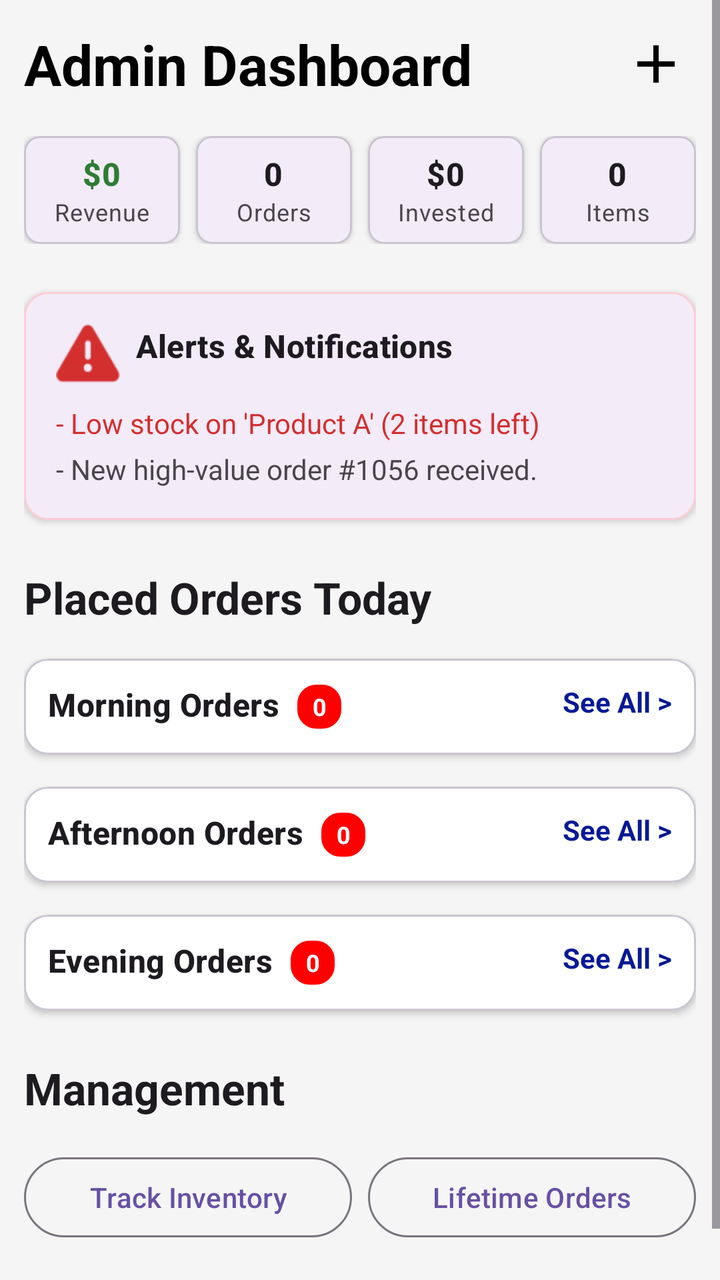
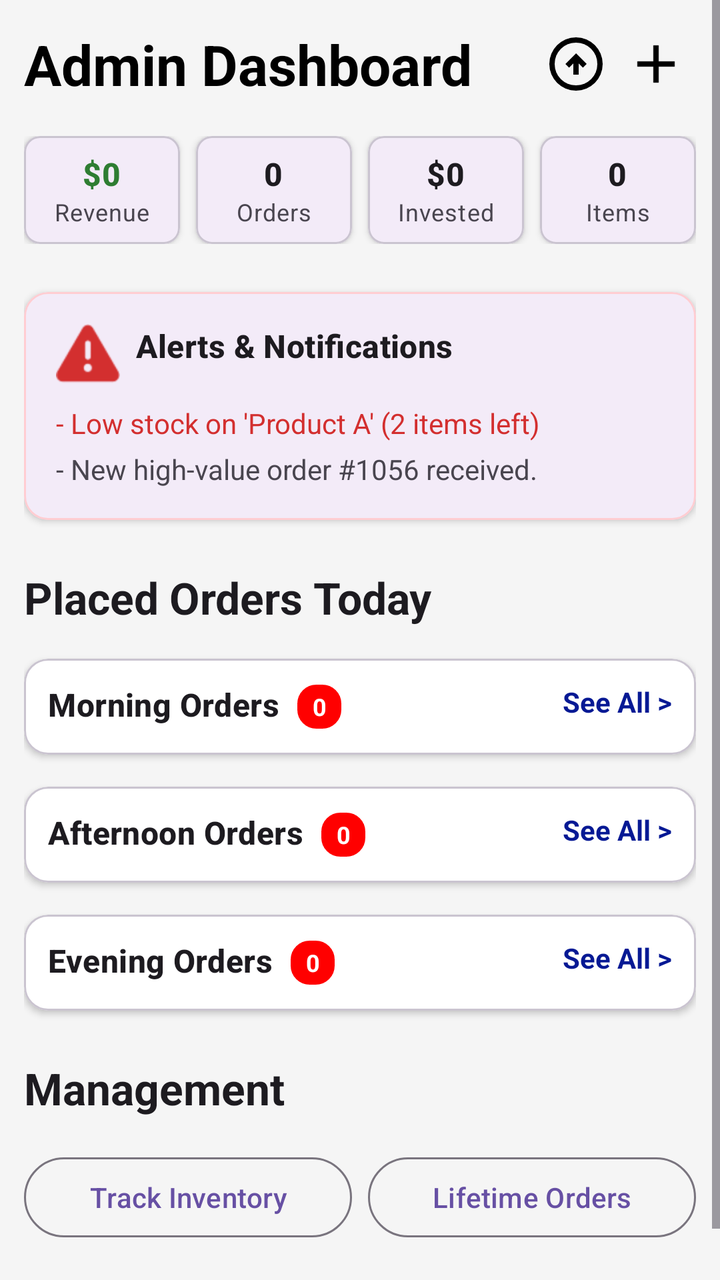

The first picture is an Android layout as it rendered before a commit; the second is the same layout after the commit. The layout source and the unified diff follow.
<!-- AndroidManifest.xml: application theme Theme.GravoAdmin -->
<!-- res/layout/activity_main.xml -->
<?xml version="1.0" encoding="utf-8"?>
<ScrollView xmlns:android="http://schemas.android.com/apk/res/android"
    xmlns:app="http://schemas.android.com/apk/res-auto"
    xmlns:tools="http://schemas.android.com/tools"
    android:id="@+id/main"
    android:layout_width="match_parent"
    android:layout_height="match_parent"
    android:background="#F5F5F5"
    tools:context=".MainActivity">

    <androidx.constraintlayout.widget.ConstraintLayout
        android:id="@+id/mainLayout"
        android:layout_width="match_parent"
        android:layout_height="wrap_content"
        android:padding="12dp">

        <LinearLayout
            android:id="@+id/toolbar"
            android:layout_width="match_parent"
            android:layout_height="wrap_content"
            android:gravity="center_vertical"
            android:orientation="horizontal"
            app:layout_constraintStart_toStartOf="parent"
            app:layout_constraintTop_toTopOf="parent">

            <TextView
                android:id="@+id/textViewTitle"
                android:layout_width="0dp"
                android:layout_height="wrap_content"
                android:layout_weight="1"
                android:text="Admin Dashboard"
                android:textAppearance="@style/TextAppearance.Material3.HeadlineMedium"
                android:textColor="@android:color/black"
                android:textStyle="bold" />

            <ImageView
                android:id="@+id/AddProduct"
                android:layout_width="40dp"
                android:layout_height="40dp"
                android:background="?attr/selectableItemBackgroundBorderless"
                android:clickable="true"
                android:contentDescription="Add Product"
                android:focusable="true"
                android:padding="4dp"
                android:src="@drawable/ic_add"
                app:tint="@android:color/black" />

        </LinearLayout>

        <LinearLayout
            android:id="@+id/metricsLayout"
            android:layout_width="0dp"
            android:layout_height="wrap_content"
            android:layout_marginTop="16dp"
            android:orientation="horizontal"
            android:weightSum="4"
            app:layout_constraintEnd_toEndOf="parent"
            app:layout_constraintStart_toStartOf="parent"
            app:layout_constraintTop_toBottomOf="@id/toolbar">

            <com.google.android.material.card.MaterialCardView
                android:layout_width="0dp"
                android:layout_height="match_parent"
                android:layout_marginEnd="4dp"
                android:layout_weight="1"
                app:cardCornerRadius="8dp"
                app:cardElevation="2dp">

                <LinearLayout
                    android:layout_width="match_parent"
                    android:layout_height="wrap_content"
                    android:gravity="center"
                    android:orientation="vertical"
                    android:padding="8dp">

                    <TextView
                        android:id="@+id/tvRevenue"
                        android:layout_width="wrap_content"
                        android:layout_height="wrap_content"
                        android:text="$0"
                        android:textAppearance="@style/TextAppearance.Material3.TitleMedium"
                        android:textColor="#2E7D32"
                        android:textStyle="bold" />

                    <TextView
                        android:layout_width="wrap_content"
                        android:layout_height="wrap_content"
                        android:text="Revenue"
                        android:textAppearance="@style/TextAppearance.Material3.BodySmall" />
                </LinearLayout>
            </com.google.android.material.card.MaterialCardView>

            <com.google.android.material.card.MaterialCardView
                android:layout_width="0dp"
                android:layout_height="match_parent"
                android:layout_marginHorizontal="4dp"
                android:layout_weight="1"
                app:cardCornerRadius="8dp"
                app:cardElevation="2dp">

                <LinearLayout
                    android:layout_width="match_parent"
                    android:layout_height="wrap_content"
                    android:gravity="center"
                    android:orientation="vertical"
                    android:padding="8dp">

                    <TextView
                        android:id="@+id/tvTotalOrders"
                        android:layout_width="wrap_content"
                        android:layout_height="wrap_content"
                        android:text="0"
                        android:textAppearance="@style/TextAppearance.Material3.TitleMedium"
                        android:textStyle="bold" />

                    <TextView
                        android:layout_width="wrap_content"
                        android:layout_height="wrap_content"
                        android:text="Orders"
                        android:textAppearance="@style/TextAppearance.Material3.BodySmall" />
                </LinearLayout>
            </com.google.android.material.card.MaterialCardView>

            <com.google.android.material.card.MaterialCardView
                android:layout_width="0dp"
                android:layout_height="match_parent"
                android:layout_marginHorizontal="4dp"
                android:layout_weight="1"
                app:cardCornerRadius="8dp"
                app:cardElevation="2dp">

                <LinearLayout
                    android:layout_width="match_parent"
                    android:layout_height="wrap_content"
                    android:gravity="center"
                    android:orientation="vertical"
                    android:padding="8dp">

                    <TextView
                        android:id="@+id/tvInvestment"
                        android:layout_width="wrap_content"
                        android:layout_height="wrap_content"
                        android:text="$0"
                        android:textAppearance="@style/TextAppearance.Material3.TitleMedium"
                        android:textStyle="bold" />

                    <TextView
                        android:layout_width="wrap_content"
                        android:layout_height="wrap_content"
                        android:text="Invested"
                        android:textAppearance="@style/TextAppearance.Material3.BodySmall" />
                </LinearLayout>
            </com.google.android.material.card.MaterialCardView>

            <com.google.android.material.card.MaterialCardView
                android:layout_width="0dp"
                android:layout_height="match_parent"
                android:layout_marginStart="4dp"
                android:layout_weight="1"
                app:cardCornerRadius="8dp"
                app:cardElevation="2dp">

                <LinearLayout
                    android:layout_width="match_parent"
                    android:layout_height="wrap_content"
                    android:gravity="center"
                    android:orientation="vertical"
                    android:padding="8dp">

                    <TextView
                        android:id="@+id/tvInventoryCount"
                        android:layout_width="wrap_content"
                        android:layout_height="wrap_content"
                        android:text="0"
                        android:textAppearance="@style/TextAppearance.Material3.TitleMedium"
                        android:textStyle="bold" />

                    <TextView
                        android:layout_width="wrap_content"
                        android:layout_height="wrap_content"
                        android:text="Items"
                        android:textAppearance="@style/TextAppearance.Material3.BodySmall" />
                </LinearLayout>
            </com.google.android.material.card.MaterialCardView>

        </LinearLayout>

        <com.google.android.material.card.MaterialCardView
            android:id="@+id/alertsCard"
            android:layout_width="0dp"
            android:layout_height="wrap_content"
            android:layout_marginTop="24dp"
            app:cardCornerRadius="12dp"
            app:cardElevation="2dp"
            app:strokeColor="#FFCDD2"
            app:strokeWidth="1dp"
            app:layout_constraintEnd_toEndOf="parent"
            app:layout_constraintStart_toStartOf="parent"
            app:layout_constraintTop_toBottomOf="@id/metricsLayout">

            <LinearLayout
                android:layout_width="match_parent"
                android:layout_height="wrap_content"
                android:orientation="vertical"
                android:padding="16dp">

                <TextView
                    android:layout_width="wrap_content"
                    android:layout_height="wrap_content"
                    android:drawablePadding="8dp"
                    android:text="Alerts &amp; Notifications"
                    android:textAppearance="@style/TextAppearance.Material3.TitleMedium"
                    android:textStyle="bold"
                    app:drawableStartCompat="@android:drawable/ic_dialog_alert"
                    app:drawableTint="#D32F2F" />

                <TextView
                    android:layout_width="wrap_content"
                    android:layout_height="wrap_content"
                    android:layout_marginTop="8dp"
                    android:text="- Low stock on 'Product A' (2 items left)"
                    android:textColor="#D32F2F" />

                <TextView
                    android:layout_width="wrap_content"
                    android:layout_height="wrap_content"
                    android:layout_marginTop="4dp"
                    android:text="- New high-value order #1056 received." />

            </LinearLayout>
        </com.google.android.material.card.MaterialCardView>

        <TextView
            android:id="@+id/textViewOrdersTitle"
            android:layout_width="wrap_content"
            android:layout_height="wrap_content"
            android:layout_marginTop="24dp"
            android:text="Placed Orders Today"
            android:textAppearance="@style/TextAppearance.Material3.TitleLarge"
            android:textStyle="bold"
            app:layout_constraintStart_toStartOf="parent"
            app:layout_constraintTop_toBottomOf="@id/alertsCard" />

        <com.google.android.material.card.MaterialCardView
            android:id="@+id/morningOrdersCard"
            android:layout_width="0dp"
            android:layout_height="wrap_content"
            android:layout_marginTop="16dp"
            app:cardBackgroundColor="@android:color/white"
            app:cardCornerRadius="12dp"
            app:cardElevation="2dp"
            app:layout_constraintEnd_toEndOf="parent"
            app:layout_constraintStart_toStartOf="parent"
            app:layout_constraintTop_toBottomOf="@id/textViewOrdersTitle">

            <LinearLayout
                android:layout_width="match_parent"
                android:layout_height="wrap_content"
                android:orientation="vertical">

                <RelativeLayout
                    android:layout_width="match_parent"
                    android:layout_height="wrap_content"
                    android:padding="12dp">

                    <TextView
                        android:id="@+id/morningOrdersTitle"
                        android:layout_width="wrap_content"
                        android:layout_height="wrap_content"
                        android:text="Morning Orders"
                        android:textAppearance="@style/TextAppearance.Material3.TitleMedium"
                        android:textStyle="bold" />

                    <TextView
                        android:id="@+id/badge1"
                        android:layout_width="24dp"
                        android:layout_height="24dp"
                        android:layout_marginStart="8dp"
                        android:layout_toEndOf="@+id/morningOrdersTitle"
                        android:background="@drawable/circle"
                        android:gravity="center"
                        android:text="0"
                        android:textColor="@color/white"
                        android:textSize="12sp"
                        android:textStyle="bold" />

                    <TextView
                        android:id="@+id/see_all_morning_orders_btn"
                        android:layout_width="wrap_content"
                        android:layout_height="wrap_content"
                        android:layout_alignParentEnd="true"
                        android:clickable="true"
                        android:focusable="true"
                        android:text="See All >"
                        android:textColor="#061994"
                        android:textStyle="bold" />
                </RelativeLayout>
            </LinearLayout>
        </com.google.android.material.card.MaterialCardView>

        <com.google.android.material.card.MaterialCardView
            android:id="@+id/afternoonOrdersCard"
            android:layout_width="0dp"
            android:layout_height="wrap_content"
            android:layout_marginTop="16dp"
            app:cardBackgroundColor="@android:color/white"
            app:cardCornerRadius="12dp"
            app:cardElevation="2dp"
            app:layout_constraintEnd_toEndOf="parent"
            app:layout_constraintStart_toStartOf="parent"
            app:layout_constraintTop_toBottomOf="@id/morningOrdersCard">

            <LinearLayout
                android:layout_width="match_parent"
                android:layout_height="wrap_content"
                android:orientation="vertical">

                <RelativeLayout
                    android:layout_width="match_parent"
                    android:layout_height="wrap_content"
                    android:padding="12dp">

                    <TextView
                        android:id="@+id/AfternoonOrdersTitle"
                        android:layout_width="wrap_content"
                        android:layout_height="wrap_content"
                        android:text="Afternoon Orders"
                        android:textAppearance="@style/TextAppearance.Material3.TitleMedium"
                        android:textStyle="bold" />

                    <TextView
                        android:id="@+id/badge2"
                        android:layout_width="24dp"
                        android:layout_height="24dp"
                        android:layout_marginStart="8dp"
                        android:layout_toEndOf="@+id/AfternoonOrdersTitle"
                        android:background="@drawable/circle"
                        android:gravity="center"
                        android:text="0"
                        android:textColor="@color/white"
                        android:textSize="12sp"
                        android:textStyle="bold" />

                    <TextView
                        android:id="@+id/see_all_afternoon_orders_btn"
                        android:layout_width="wrap_content"
                        android:layout_height="wrap_content"
                        android:layout_alignParentEnd="true"
                        android:clickable="true"
                        android:focusable="true"
                        android:text="See All >"
                        android:textColor="#061994"
                        android:textStyle="bold" />
                </RelativeLayout>
            </LinearLayout>
        </com.google.android.material.card.MaterialCardView>

        <com.google.android.material.card.MaterialCardView
            android:id="@+id/eveningOrdersCard"
            android:layout_width="0dp"
            android:layout_height="wrap_content"
            android:layout_marginTop="16dp"
            app:cardBackgroundColor="@android:color/white"
            app:cardCornerRadius="12dp"
            app:cardElevation="2dp"
            app:layout_constraintEnd_toEndOf="parent"
            app:layout_constraintStart_toStartOf="parent"
            app:layout_constraintTop_toBottomOf="@id/afternoonOrdersCard">

            <LinearLayout
                android:layout_width="match_parent"
                android:layout_height="wrap_content"
                android:orientation="vertical">

                <RelativeLayout
                    android:layout_width="match_parent"
                    android:layout_height="wrap_content"
                    android:padding="12dp">

                    <TextView
                        android:id="@+id/EveningOrdersTitle"
                        android:layout_width="wrap_content"
                        android:layout_height="wrap_content"
                        android:text="Evening Orders"
                        android:textAppearance="@style/TextAppearance.Material3.TitleMedium"
                        android:textStyle="bold" />

                    <TextView
                        android:id="@+id/badge3"
                        android:layout_width="24dp"
                        android:layout_height="24dp"
                        android:layout_marginStart="8dp"
                        android:layout_toEndOf="@+id/EveningOrdersTitle"
                        android:background="@drawable/circle"
                        android:gravity="center"
                        android:text="0"
                        android:textColor="@color/white"
                        android:textSize="12sp"
                        android:textStyle="bold" />

                    <TextView
                        android:id="@+id/see_all_evening_orders_btn"
                        android:layout_width="wrap_content"
                        android:layout_height="wrap_content"
                        android:layout_alignParentEnd="true"
                        android:clickable="true"
                        android:focusable="true"
                        android:text="See All >"
                        android:textColor="#061994"
                        android:textStyle="bold" />
                </RelativeLayout>
            </LinearLayout>
        </com.google.android.material.card.MaterialCardView>

        <TextView
            android:id="@+id/textViewActionsTitle"
            android:layout_width="wrap_content"
            android:layout_height="wrap_content"
            android:layout_marginTop="24dp"
            android:text="Management"
            android:textAppearance="@style/TextAppearance.Material3.TitleLarge"
            android:textStyle="bold"
            app:layout_constraintStart_toStartOf="parent"
            app:layout_constraintTop_toBottomOf="@id/eveningOrdersCard" />

        <LinearLayout
            android:id="@+id/actionsLayout"
            android:layout_width="0dp"
            android:layout_height="wrap_content"
            android:layout_marginTop="16dp"
            android:layout_marginBottom="32dp"
            android:orientation="horizontal"
            app:layout_constraintBottom_toBottomOf="parent"
            app:layout_constraintEnd_toEndOf="parent"
            app:layout_constraintStart_toStartOf="parent"
            app:layout_constraintTop_toBottomOf="@id/textViewActionsTitle">

            <com.google.android.material.button.MaterialButton
                style="?attr/materialButtonOutlinedStyle"
                android:layout_width="0dp"
                android:layout_height="wrap_content"
                android:layout_marginEnd="8dp"
                android:layout_weight="1"
                android:text="Track Inventory" />

            <com.google.android.material.button.MaterialButton
                style="?attr/materialButtonOutlinedStyle"
                android:layout_width="0dp"
                android:layout_height="wrap_content"
                android:layout_weight="1"
                android:text="Lifetime Orders" />

        </LinearLayout>

    </androidx.constraintlayout.widget.ConstraintLayout>
</ScrollView>
<!-- resources referenced by this layout -->
<resources>
  <color name="white">#FFFFFFFF</color>
  <!-- drawable circle (drawable) -->
  <?xml version="1.0" encoding="utf-8"?>
  <layer-list xmlns:android="http://schemas.android.com/apk/res/android">
  
      <item
          android:top="0dp"
          android:left="0dp"
          android:right="0dp">
  
          <shape android:shape="rectangle">
              <stroke
                  android:width="1dp"
                  android:color="#FFFFFF" />
              <corners
                  android:radius="10dp"/>
  
              <solid android:color="#FF0000" />
          </shape>
  
      </item>
  
  </layer-list>
  <!-- drawable ic_add (drawable) -->
  <vector xmlns:android="http://schemas.android.com/apk/res/android" android:height="24dp" android:tint="#000000" android:viewportHeight="960" android:viewportWidth="960" android:width="24dp">
        
      <path android:fillColor="@android:color/white" android:pathData="M440,520L200,520L200,440L440,440L440,200L520,200L520,440L760,440L760,520L520,520L520,760L440,760L440,520Z"/>
      
  </vector>
  <style name="Theme.GravoAdmin" parent="Base.Theme.GravoAdmin" />
  <style name="Base.Theme.GravoAdmin" parent="Theme.Material3.DayNight.NoActionBar">
          
          
      </style>
</resources>

<!-- the commit's change to res/layout/activity_main.xml (unified diff, before → after) -->
@@ -33,6 +33,17 @@
                 android:textColor="@android:color/black"
                 android:textStyle="bold" />
 
+            <ImageView
+                android:id="@+id/draft"
+                android:layout_width="40dp"
+                android:layout_height="40dp"
+                android:background="?attr/selectableItemBackgroundBorderless"
+                android:clickable="true"
+                android:contentDescription="Add Product"
+                android:focusable="true"
+                android:padding="4dp"
+                android:src="@drawable/outline_arrow_circle_up_24"
+                app:tint="@android:color/black" />
             <ImageView
                 android:id="@+id/AddProduct"
                 android:layout_width="40dp"
<!-- resource entries referenced after the edit -->
@@ -29,6 +29,12 @@
       <path android:fillColor="@android:color/white" android:pathData="M440,520L200,520L200,440L440,440L440,200L520,200L520,440L760,440L760,520L520,520L520,760L440,760L440,520Z"/>
       
   </vector>
+  <!-- drawable outline_arrow_circle_up_24 (drawable) -->
+  <vector xmlns:android="http://schemas.android.com/apk/res/android" android:height="24dp" android:tint="#000000" android:viewportHeight="960" android:viewportWidth="960" android:width="24dp">
+        
+      <path android:fillColor="@android:color/white" android:pathData="M440,640L520,640L520,472L584,536L640,480L480,320L320,480L376,536L440,472L440,640ZM480,880Q397,880 324,848.5Q251,817 197,763Q143,709 111.5,636Q80,563 80,480Q80,397 111.5,324Q143,251 197,197Q251,143 324,111.5Q397,80 480,80Q563,80 636,111.5Q709,143 763,197Q817,251 848.5,324Q880,397 880,480Q880,563 848.5,636Q817,709 763,763Q709,817 636,848.5Q563,880 480,880ZM480,800Q614,800 707,707Q800,614 800,480Q800,346 707,253Q614,160 480,160Q346,160 253,253Q160,346 160,480Q160,614 253,707Q346,800 480,800ZM480,480Q480,480 480,480Q480,480 480,480Q480,480 480,480Q480,480 480,480Q480,480 480,480Q480,480 480,480Q480,480 480,480Q480,480 480,480Z"/>
+      
+  </vector>
   <style name="Theme.GravoAdmin" parent="Base.Theme.GravoAdmin" />
   <style name="Base.Theme.GravoAdmin" parent="Theme.Material3.DayNight.NoActionBar">
           
